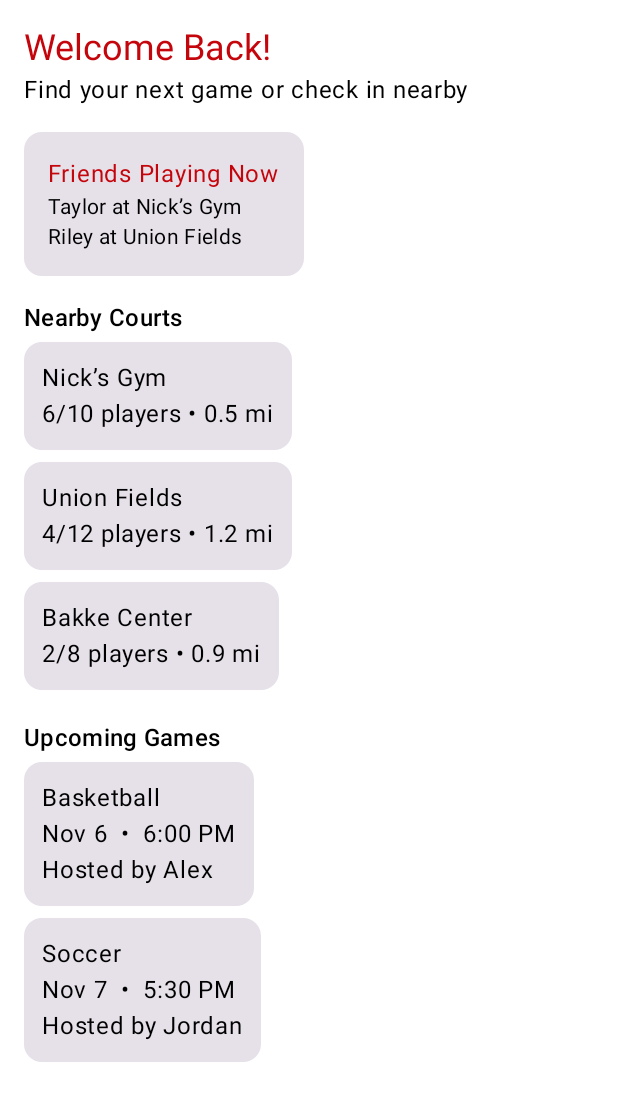
After one commit to DaphneKouts/BadgerHuddle, an Android app built with Jetpack Compose: the composable HomeScreen shown on its own in the app's theme, on a phone screen of 412 x 824 dp. The commit adds this screen. Shown: the top 1101 px of the screen. Run offline under Robolectric (Android 15) with nearby library versions, the phone set to English and light mode, and no system bars; 2 statements that could not run were skipped.

Commit message:
Initial commit

```diff
--- /dev/null
+++ b/app/src/main/java/com/cs407/badgerhuddle/data/MockData.kt
@@ -0,0 +1,48 @@
+package com.cs407.badgerhuddle.data
+
+data class Game(
+    val id: String,
+    val sport: String,
+    val courtName: String,
+    val date: String,
+    val time: String,
+    val hostName: String,
+    val currentPlayers: Int,
+    val maxPlayers: Int,
+    val skillLevel: String,
+    val description: String
+)
+
+data class Court(
+    val id: String,
+    val name: String,
+    val location: String,
+    val distance: String,
+    val capacity: Int,
+    val currentPlayers: Int
+)
+
+data class Friend(
+    val id: String,
+    val name: String,
+    val isActive: Boolean,
+    val currentCourt: String?,
+    val favoriteSports: List<String>
+)
+
+val mockGames = listOf(
+    Game("1", "Basketball", "Nick’s Gym", "Nov 6", "6:00 PM", "Alex", 8, 10, "All Levels", "Evening pickup"),
+    Game("2", "Soccer", "Union Fields", "Nov 7", "5:30 PM", "Jordan", 10, 12, "Intermediate", "")
+)
+
+val mockCourts = listOf(
+    Court("1", "Nick’s Gym", "Lakeshore Dr", "0.5 mi", 10, 6),
+    Court("2", "Union Fields", "Langdon St", "1.2 mi", 12, 4),
+    Court("3", "Bakke Center", "University Ave", "0.9 mi", 8, 2)
+)
+
+val mockFriends = listOf(
+    Friend("1", "Taylor", true, "Nick’s Gym", listOf("Basketball", "Tennis")),
+    Friend("2", "Jordan", false, null, listOf("Soccer")),
+    Friend("3", "Riley", true, "Union Fields", listOf("Volleyball"))
+)
--- /dev/null
+++ b/app/src/main/java/com/cs407/badgerhuddle/screens/CourtsScreen.kt
@@ -0,0 +1 @@
+package com.cs407.badgerhuddle.screens
--- /dev/null
+++ b/app/src/main/java/com/cs407/badgerhuddle/screens/CreateGameScreen.kt
@@ -0,0 +1 @@
+package com.cs407.badgerhuddle.screens
--- /dev/null
+++ b/app/src/main/java/com/cs407/badgerhuddle/screens/FriendsScreen.kt
@@ -0,0 +1 @@
+package com.cs407.badgerhuddle.screens
--- /dev/null
+++ b/app/src/main/java/com/cs407/badgerhuddle/screens/GamesScreen.kt
@@ -0,0 +1 @@
+package com.cs407.badgerhuddle.screens
--- /dev/null
+++ b/app/src/main/java/com/cs407/badgerhuddle/screens/HomeScreen.kt
@@ -0,0 +1,65 @@
+package com.cs407.badgerhuddle.screens
+
+import androidx.compose.foundation.layout.*
+import androidx.compose.foundation.lazy.LazyColumn
+import androidx.compose.material3.*
+import androidx.compose.runtime.Composable
+import androidx.compose.ui.Modifier
+import androidx.compose.ui.unit.dp
+import com.cs407.badgerhuddle.data.mockCourts
+import com.cs407.badgerhuddle.data.mockFriends
+import com.cs407.badgerhuddle.data.mockGames
+import com.cs407.badgerhuddle.ui.theme.RedUW
+
+@Composable
+fun HomeScreen(onNavigate: (String) -> Unit, modifier: Modifier = Modifier) {
+    LazyColumn(
+        modifier = modifier
+            .fillMaxSize()
+            .padding(16.dp),
+        verticalArrangement = Arrangement.spacedBy(16.dp)
+    ) {
+        item {
+            Text("Welcome Back!", color = RedUW, style = MaterialTheme.typography.headlineSmall)
+            Text("Find your next game or check in nearby")
+        }
+
+        if (mockFriends.any { it.isActive }) {
+            item {
+                Card {
+                    Column(Modifier.padding(16.dp)) {
+                        Text("Friends Playing Now", color = RedUW)
+                        mockFriends.filter { it.isActive }.forEach {
+                            Text("${it.name} at ${it.currentCourt}", style = MaterialTheme.typography.bodyMedium)
+                        }
+                    }
+                }
+            }
+        }
+
+        item {
+            Text("Nearby Courts", style = MaterialTheme.typography.titleMedium)
+            mockCourts.forEach {
+                Card(onClick = { onNavigate("courts") }, modifier = Modifier.padding(vertical = 4.dp)) {
+                    Column(Modifier.padding(12.dp)) {
+                        Text(it.name)
+                        Text("${it.currentPlayers}/${it.capacity} players • ${it.distance}")
+                    }
+                }
+            }
+        }
+
+        item {
+            Text("Upcoming Games", style = MaterialTheme.typography.titleMedium)
+            mockGames.forEach {
+                Card(onClick = { onNavigate("games") }, modifier = Modifier.padding(vertical = 4.dp)) {
+                    Column(Modifier.padding(12.dp)) {
+                        Text(it.sport)
+                        Text("${it.date}  •  ${it.time}")
+                        Text("Hosted by ${it.hostName}")
+                    }
+                }
+            }
+        }
+    }
+}
--- /dev/null
+++ b/app/src/main/java/com/cs407/badgerhuddle/screens/ProfileScreen.kt
@@ -0,0 +1 @@
+package com.cs407.badgerhuddle.screens
--- /dev/null
+++ b/app/src/main/java/com/cs407/badgerhuddle/screens/ShareProfileScreen.kt
@@ -0,0 +1 @@
+package com.cs407.badgerhuddle.screens
```
Also changed, not shown: app/build.gradle.kts (+37 -12 lines), app/src/main/java/com/cs407/badgerhuddle/MainActivity.kt (+117 -25 lines), app/src/main/java/com/cs407/badgerhuddle/ui/theme/Color.kt (+4 -7 lines), app/src/main/java/com/cs407/badgerhuddle/ui/theme/Theme.kt (+13 -46 lines), app/src/main/res/values/colors.xml (+4 -8 lines), gradle/wrapper/gradle-wrapper.properties, settings.gradle.kts (line endings or trailing spaces).
